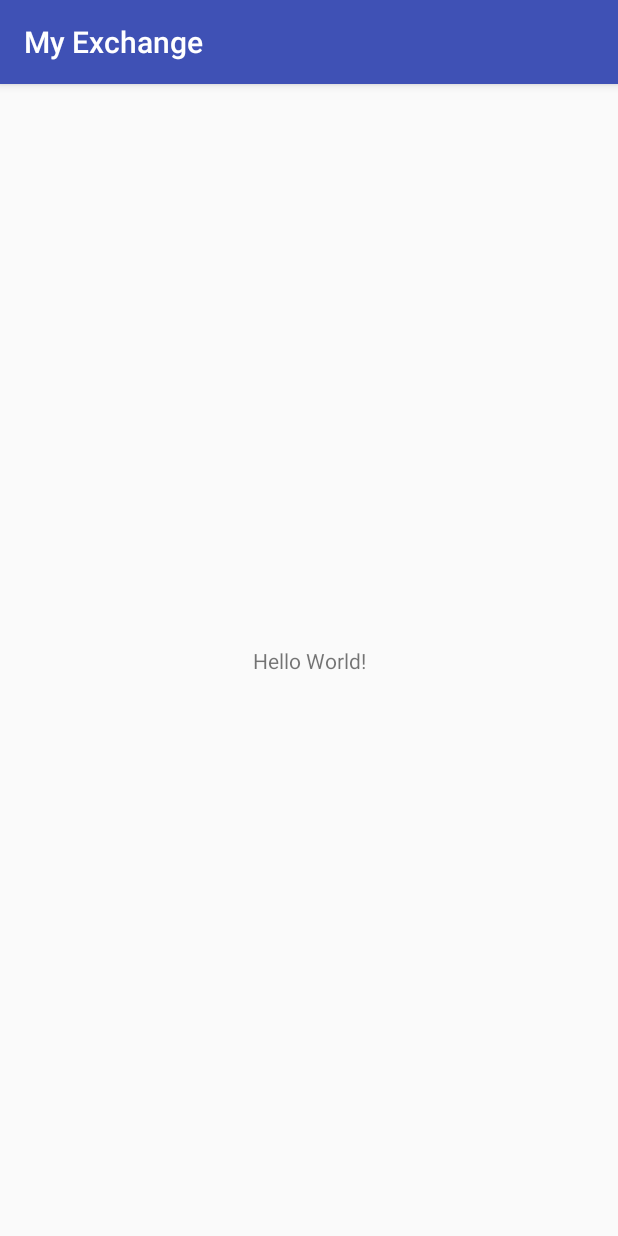
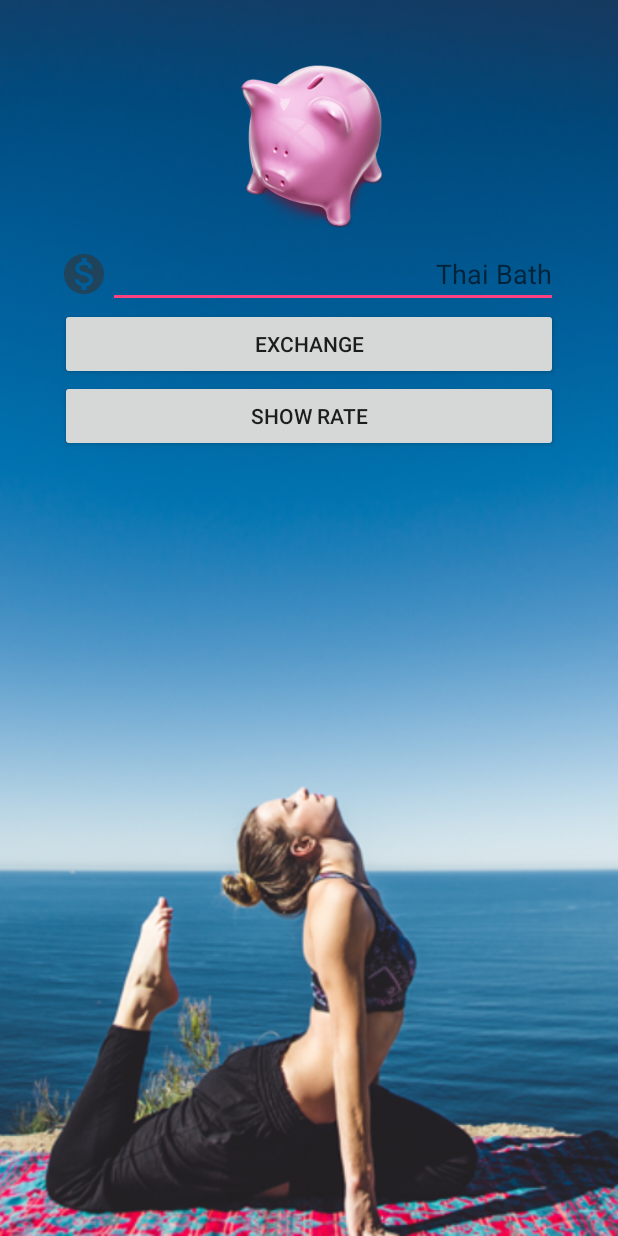
Before and after one commit to SuperThanomsak/MyExchange, an Android app: the screen it shows after launch (MainActivity), on a phone screen of 412 x 824 dp. Run offline under Robolectric (Android 15) with nearby library versions, the phone set to English and light mode, and no system bars.

Commit message:
Finish  6/01/2018

```diff
--- a/app/src/main/java/jcn/dyndns/org/myexchange/MainActivity.java
+++ b/app/src/main/java/jcn/dyndns/org/myexchange/MainActivity.java
@@ -2,6 +2,8 @@ package jcn.dyndns.org.myexchange;
 
 import android.support.v7.app.AppCompatActivity;
 import android.os.Bundle;
+
+import jcn.dyndns.org.myexchange.fragment.MainFragment;
 
 public class MainActivity extends AppCompatActivity {
 
@@ -9,5 +11,19 @@ public class MainActivity extends AppCompatActivity {
     protected void onCreate(Bundle savedInstanceState) {
         super.onCreate(savedInstanceState);
         setContentView(R.layout.activity_main);
-    }
-}
+
+        // Add  Fragment to Active
+        if(savedInstanceState == null){
+
+            getSupportFragmentManager().beginTransaction()
+                    .add(R.id.contentMainFragment, new MainFragment())
+                    .commit();
+        }
+
+    } // Main Method
+
+
+
+
+
+} // Main Class
--- /dev/null
+++ b/app/src/main/java/jcn/dyndns/org/myexchange/fragment/MainFragment.java
@@ -0,0 +1,25 @@
+package jcn.dyndns.org.myexchange.fragment;
+
+import android.os.Bundle;
+import android.support.annotation.Nullable;
+import android.support.v4.app.Fragment;
+import android.view.LayoutInflater;
+import android.view.View;
+import android.view.ViewGroup;
+
+import jcn.dyndns.org.myexchange.R;
+
+/**
+ * Created by Thanomsak-NB on 06/01/2561.
+ */
+
+public class MainFragment extends Fragment{
+
+    @Nullable
+    @Override
+    public View onCreateView(LayoutInflater inflater, @Nullable ViewGroup container, @Nullable Bundle savedInstanceState) {
+
+        View view =inflater.inflate(R.layout.fragement_main,container,false);
+        return view;
+    }
+}// Main Class
--- a/app/src/main/res/layout/activity_main.xml
+++ b/app/src/main/res/layout/activity_main.xml
@@ -5,14 +5,16 @@
     android:layout_width="match_parent"
     android:layout_height="match_parent"
     tools:context="jcn.dyndns.org.myexchange.MainActivity">
+    <ImageView
+        android:scaleType="centerCrop"
+        android:src="@drawable/bg"
+        android:layout_width="match_parent"
+        android:layout_height="match_parent" />
 
-    <TextView
-        android:layout_width="wrap_content"
-        android:layout_height="wrap_content"
-        android:text="Hello World!"
-        app:layout_constraintBottom_toBottomOf="parent"
-        app:layout_constraintLeft_toLeftOf="parent"
-        app:layout_constraintRight_toRightOf="parent"
-        app:layout_constraintTop_toTopOf="parent" />
+    <!--Content of Fragment Fragment-->
+    <FrameLayout
+        android:id="@+id/contentMainFragment"
+        android:layout_width="match_parent"
+        android:layout_height="match_parent"/>
 
 </android.support.constraint.ConstraintLayout>
--- /dev/null
+++ b/app/src/main/res/layout/fragement_main.xml
@@ -0,0 +1,58 @@
+<?xml version="1.0" encoding="utf-8"?>
+<RelativeLayout xmlns:android="http://schemas.android.com/apk/res/android"
+    android:layout_width="match_parent" android:layout_height="match_parent">
+
+     <!--content-->
+    <LinearLayout
+        android:layout_margin="@dimen/margin1"
+        android:orientation="vertical"
+        android:layout_width="match_parent"
+        android:layout_height="wrap_content">
+
+        <!--<logo-->
+        <ImageView
+            android:src="@drawable/logo"
+            android:layout_gravity="center_horizontal"
+            android:layout_width="@dimen/logo"
+            android:layout_height="@dimen/logo" />
+        <!--money-->
+        <LinearLayout
+            android:orientation="horizontal"
+            android:layout_width="match_parent"
+            android:layout_height="wrap_content">
+
+            <!--Icon-->
+            <ImageView
+                android:layout_gravity="center_vertical"
+                android:src="@drawable/ic_action_money"
+                android:layout_width="wrap_content"
+                android:layout_height="wrap_content" />
+
+            <!--Text field-->
+            <EditText
+android:gravity="right"
+                android:inputType="number"
+                android:hint="Thai Bath"
+                android:layout_width="match_parent"
+                android:layout_height="wrap_content" />
+
+
+        </LinearLayout>
+
+        <!--Exchange Button-->
+
+        <Button
+            android:text="Exchange"
+            android:layout_width="match_parent"
+            android:layout_height="wrap_content" />
+
+        <!--Show Rate Button-->
+        <Button
+            android:text="Show Rate"
+            android:layout_width="match_parent"
+            android:layout_height="wrap_content" />
+
+
+    </LinearLayout>
+
+</RelativeLayout>
--- a/app/src/main/res/values/colors.xml
+++ b/app/src/main/res/values/colors.xml
@@ -1,6 +1,6 @@
 <?xml version="1.0" encoding="utf-8"?>
 <resources>
-    <color name="colorPrimary">#3F51B5</color>
-    <color name="colorPrimaryDark">#303F9F</color>
+    <color name="colorPrimary">#aed581</color>
+    <color name="colorPrimaryDark">#b2ff59</color>
     <color name="colorAccent">#FF4081</color>
 </resources>
--- /dev/null
+++ b/app/src/main/res/values/dimens.xml
@@ -0,0 +1,8 @@
+<?xml version="1.0" encoding="utf-8"?>
+<resources>
+    <dimen name="margin1">40dp</dimen>
+    <dimen name="h1">24sp</dimen>
+    <dimen name="h2">18sp</dimen>
+    <dimen name="padding">16dp</dimen>
+    <dimen name="logo">120dp</dimen>
+</resources>
--- a/app/src/main/res/values/styles.xml
+++ b/app/src/main/res/values/styles.xml
@@ -1,7 +1,7 @@
 <resources>
 
     <!-- Base application theme. -->
-    <style name="AppTheme" parent="Theme.AppCompat.Light.DarkActionBar">
+    <style name="AppTheme" parent="Theme.AppCompat.Light.NoActionBar">
         <!-- Customize your theme here. -->
         <item name="colorPrimary">@color/colorPrimary</item>
         <item name="colorPrimaryDark">@color/colorPrimaryDark</item>
```
Also changed, not shown: app/src/main/res/drawable-hdpi/ic_action_money.png (added), app/src/main/res/drawable-mdpi/ic_action_money.png (added), app/src/main/res/drawable-xhdpi/ic_action_money.png (added), app/src/main/res/drawable-xxhdpi/ic_action_money.png (added), app/src/main/res/drawable/bg.png (added), app/src/main/res/drawable/logo.png (added).
